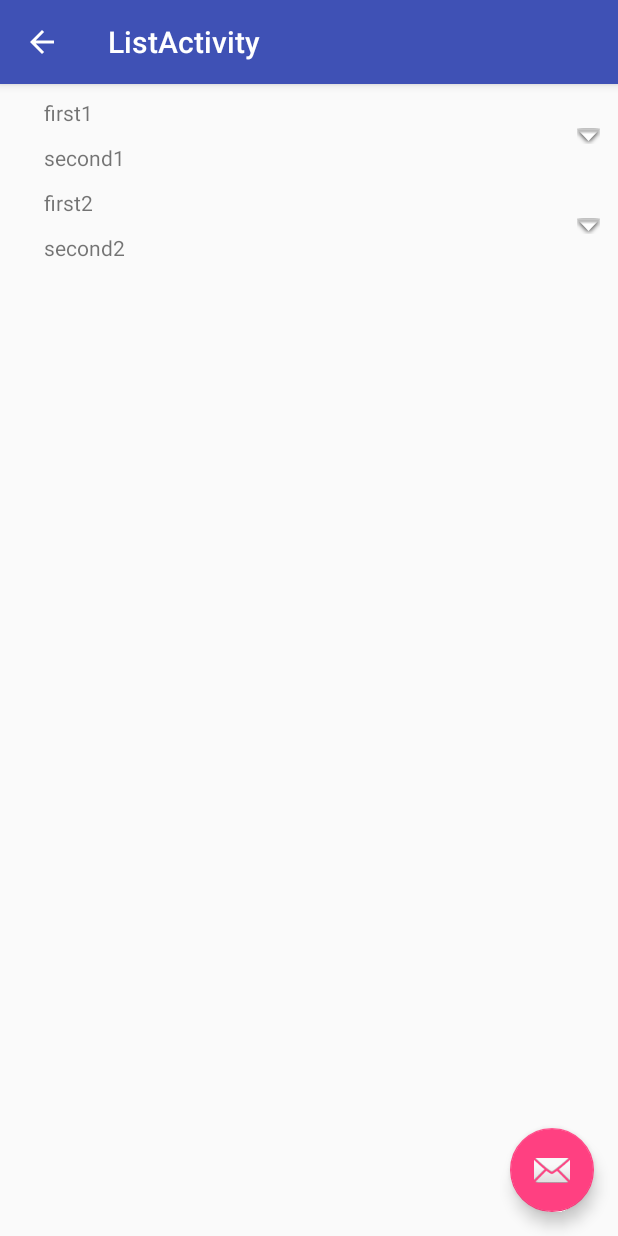
After one commit to pankajnimgade/ConfigureBuilds, an Android app: the ListActivity screen opened directly, with no data from a screen before it, on a phone screen of 412 x 824 dp. The commit adds this screen. Run offline under Robolectric (Android 15) with nearby library versions, the phone set to English and light mode, and no system bars.

Commit message:
changes to listActivity

```diff
--- a/app/build.gradle
+++ b/app/build.gradle
@@ -119,6 +119,7 @@ android {
 }
 
 
+
 dependencies {
     implementation fileTree(include: ['*.jar'], dir: 'libs')
     implementation "org.jetbrains.kotlin:kotlin-stdlib-jre7:$kotlin_version"
@@ -130,4 +131,5 @@ dependencies {
     androidTestImplementation 'com.android.support.test:runner:1.0.1'
     androidTestImplementation 'com.android.support.test.espresso:espresso-core:3.0.1'
     implementation "com.google.code.gson:gson:${rootProject.ext.gsonVersion}"
+    implementation 'com.android.support:gridlayout-v7:27.1.0'
 }
--- /dev/null
+++ b/app/src/main/java/configure/test/configurebuilds/activities/dock/list/ListActivity.kt
@@ -0,0 +1,81 @@
+package configure.test.configurebuilds.activities.dock.list
+
+import android.content.Context
+import android.os.Bundle
+import android.support.design.widget.Snackbar
+import android.support.v7.app.AppCompatActivity
+import android.support.v7.widget.LinearLayoutManager
+import android.support.v7.widget.RecyclerView
+import android.view.LayoutInflater
+import android.view.View
+import android.view.ViewGroup
+import android.widget.TextView
+import configure.test.configurebuilds.R
+import kotlinx.android.synthetic.main.activity_list.*
+
+class ListActivity : AppCompatActivity() {
+
+    private lateinit var recyclerView: RecyclerView
+
+    override fun onCreate(savedInstanceState: Bundle?) {
+        super.onCreate(savedInstanceState)
+        setContentView(R.layout.activity_list)
+        setSupportActionBar(toolbar)
+
+        fab.setOnClickListener { view ->
+            Snackbar.make(view, "Replace with your own action", Snackbar.LENGTH_LONG)
+                    .setAction("Action", null).show()
+        }
+        supportActionBar?.setDisplayHomeAsUpEnabled(true)
+
+
+        initializeUI()
+    }
+
+    private fun initializeUI() {
+        recyclerView = findViewById(R.id.ListActivity_list_RecyclerView)
+        recyclerView.layoutManager = LinearLayoutManager(this)
+
+        val list = ArrayList<ListItem>()
+        list.add(ListItem("first1", "second1"))
+        list.add(ListItem("first2", "second2"))
+
+        val adapter = MyAdapter(this, list)
+        recyclerView.adapter = adapter
+        adapter.notifyDataSetChanged()
+
+    }
+
+    private class MyAdapter(val context: Context, val list: List<ListItem>) :
+            RecyclerView.Adapter<MyAdapter.MyViewHolder>() {
+
+        private val mLayoutInflater = LayoutInflater.from(context)
+
+
+        override fun onCreateViewHolder(parent: ViewGroup, viewType: Int): MyViewHolder {
+            val view = mLayoutInflater.inflate(R.layout.single_dock_title_item, parent, false)
+            return MyViewHolder(view)
+        }
+
+        override fun getItemCount(): Int {
+            return list.size
+        }
+
+        override fun onBindViewHolder(holder: MyViewHolder, position: Int) {
+            val currentItem = list[position]
+            holder.firstTitleTextView.text = currentItem.firstTitle
+            holder.secondTitleTextView.text = currentItem.secondTitle
+        }
+
+
+        private class MyViewHolder(itemView: View?) : RecyclerView.ViewHolder(itemView) {
+
+            val firstTitleTextView = itemView!!.findViewById<TextView>(R.id
+                    .single_dock_title_first_textView)
+            val secondTitleTextView = itemView!!.findViewById<TextView>(R.id
+                    .single_dock_title_second_textView)
+        }
+    }
+
+    private class ListItem(val firstTitle: String, val secondTitle: String)
+}
--- /dev/null
+++ b/app/src/main/res/layout/activity_list.xml
@@ -0,0 +1,33 @@
+<?xml version="1.0" encoding="utf-8"?>
+<android.support.design.widget.CoordinatorLayout xmlns:android="http://schemas.android.com/apk/res/android"
+    xmlns:app="http://schemas.android.com/apk/res-auto"
+    xmlns:tools="http://schemas.android.com/tools"
+    android:layout_width="match_parent"
+    android:layout_height="match_parent"
+    tools:context="configure.test.configurebuilds.activities.dock.list.ListActivity">
+
+    <android.support.design.widget.AppBarLayout
+        android:layout_width="match_parent"
+        android:layout_height="wrap_content"
+        android:theme="@style/AppTheme.AppBarOverlay">
+
+        <android.support.v7.widget.Toolbar
+            android:id="@+id/toolbar"
+            android:layout_width="match_parent"
+            android:layout_height="?attr/actionBarSize"
+            android:background="?attr/colorPrimary"
+            app:popupTheme="@style/AppTheme.PopupOverlay" />
+
+    </android.support.design.widget.AppBarLayout>
+
+    <include layout="@layout/content_list" />
+
+    <android.support.design.widget.FloatingActionButton
+        android:id="@+id/fab"
+        android:layout_width="wrap_content"
+        android:layout_height="wrap_content"
+        android:layout_gravity="bottom|end"
+        android:layout_margin="@dimen/fab_margin"
+        app:srcCompat="@android:drawable/ic_dialog_email" />
+
+</android.support.design.widget.CoordinatorLayout>
--- /dev/null
+++ b/app/src/main/res/layout/content_list.xml
@@ -0,0 +1,20 @@
+<?xml version="1.0" encoding="utf-8"?>
+<android.support.constraint.ConstraintLayout xmlns:android="http://schemas.android.com/apk/res/android"
+    xmlns:app="http://schemas.android.com/apk/res-auto"
+    xmlns:tools="http://schemas.android.com/tools"
+    android:layout_width="match_parent"
+    android:layout_height="match_parent"
+    app:layout_behavior="@string/appbar_scrolling_view_behavior"
+    tools:context="configure.test.configurebuilds.activities.dock.list.ListActivity"
+    tools:showIn="@layout/activity_list">
+
+    <android.support.v7.widget.RecyclerView
+        android:id="@+id/ListActivity_list_RecyclerView"
+        android:layout_width="0dp"
+        android:layout_margin="4dp"
+        android:layout_height="0dp"
+        app:layout_constraintBottom_toBottomOf="parent"
+        app:layout_constraintEnd_toEndOf="parent"
+        app:layout_constraintStart_toStartOf="parent"
+        app:layout_constraintTop_toTopOf="parent" />
+</android.support.constraint.ConstraintLayout>
--- /dev/null
+++ b/app/src/main/res/layout/single_dock_title_item.xml
@@ -0,0 +1,56 @@
+<?xml version="1.0" encoding="utf-8"?>
+<android.support.constraint.ConstraintLayout xmlns:android="http://schemas.android.com/apk/res/android"
+    xmlns:app="http://schemas.android.com/apk/res-auto"
+    android:layout_width="match_parent"
+    android:layout_height="wrap_content"
+    app:layout_gravity="center">
+
+    <android.support.constraint.Guideline
+        android:id="@+id/guideline_vertical"
+        android:layout_width="wrap_content"
+        android:layout_height="wrap_content"
+        android:orientation="vertical"
+        app:layout_constraintGuide_percent="0.05" />
+
+    <LinearLayout
+        android:id="@+id/linearLayout"
+        android:layout_width="0dp"
+        android:layout_height="wrap_content"
+        android:gravity="center_horizontal|left"
+        android:orientation="vertical"
+        app:layout_constraintBottom_toBottomOf="parent"
+        app:layout_constraintEnd_toStartOf="@+id/imageView"
+        app:layout_constraintStart_toStartOf="@+id/guideline_vertical"
+        app:layout_constraintTop_toTopOf="parent">
+
+        <TextView
+            android:id="@+id/single_dock_title_first_textView"
+            android:layout_width="match_parent"
+            android:layout_height="wrap_content"
+            android:layout_margin="5dp"
+            android:text="TextView" />
+
+        <TextView
+            android:id="@+id/single_dock_title_second_textView"
+            android:layout_width="match_parent"
+            android:layout_height="wrap_content"
+            android:layout_margin="5dp"
+            android:text="TextView" />
+    </LinearLayout>
+
+    <ImageView
+        android:id="@+id/imageView"
+        android:layout_width="wrap_content"
+        android:layout_height="wrap_content"
+        android:layout_marginBottom="8dp"
+        android:layout_marginEnd="8dp"
+        android:layout_marginStart="8dp"
+        android:layout_marginTop="8dp"
+        app:layout_constraintBottom_toBottomOf="parent"
+        app:layout_constraintEnd_toEndOf="parent"
+        app:layout_constraintStart_toEndOf="@+id/linearLayout"
+        app:layout_constraintTop_toTopOf="parent"
+        app:srcCompat="@android:drawable/arrow_down_float" />
+
+
+</android.support.constraint.ConstraintLayout>
--- a/app/src/main/res/values/strings.xml
+++ b/app/src/main/res/values/strings.xml
@@ -4,4 +4,7 @@
     <string name="title_activity_example">ExampleActivity</string>
     <string name="scrollText">
         12111112222222233333333444444444444445555555555566666666677777777788888888889999999</string>
+    <string name="title_activity_custom_edit_text">CustomEditTextActivity</string>
+    <string name="title_activity_test_dock_tile">TestDockTileActivity</string>
+    <string name="title_activity_list">ListActivity</string>
 </resources>
--- a/build.gradle
+++ b/build.gradle
@@ -10,7 +10,7 @@ buildscript {
         }
     }
     dependencies {
-        classpath 'com.android.tools.build:gradle:3.0.1'
+        classpath 'com.android.tools.build:gradle:3.1.1'
         classpath "org.jetbrains.kotlin:kotlin-gradle-plugin:$kotlin_version"
 
         // NOTE: Do not place your application dependencies here; they belong
```
Also changed, not shown: app/src/main/AndroidManifest.xml (+29 -2 lines), app/src/main/java/configure/test/configurebuilds/MainActivity.kt (+1 -1 lines), app/src/main/java/configure/test/configurebuilds/activities/dock/list/TestDockTileActivity.kt (added, +33 -0 lines), app/src/main/java/configure/test/configurebuilds/activities/edittext/CustomEditTextActivity.kt (added, +24 -0 lines), app/src/main/java/configure/test/configurebuilds/activities/edittext/TestCustomEditText.java (added, +41 -0 lines), app/src/main/java/configure/test/configurebuilds/application/model/ActivityItem.kt (+4 -0 lines), app/src/main/res/layout/activity_custom_edit_text.xml (added, +33 -0 lines), app/src/main/res/layout/activity_test_dock_tile.xml (added, +33 -0 lines), app/src/main/res/layout/content_custom_edit_text.xml (added, +11 -0 lines), app/src/main/res/layout/content_test_dock_tile.xml (added, +19 -0 lines), gradle/wrapper/gradle-wrapper.properties.
